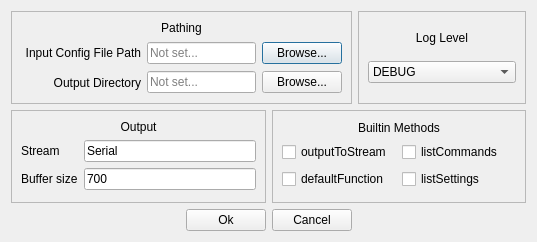
Qt form tools/cli_gen_tool_ui_files/preferencesDialog.ui (dstroy0/InputHandler) before a commit.
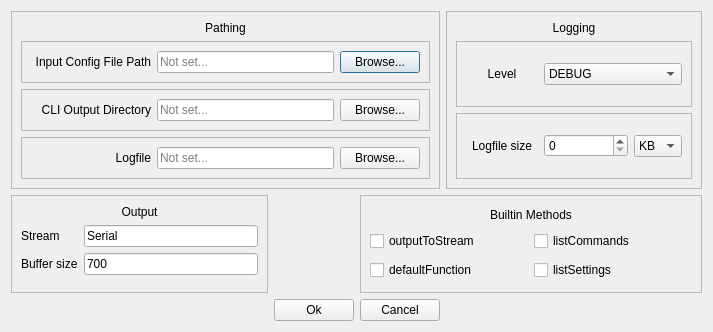
The same form after that commit.

```diff
--- a/tools/cli_gen_tool_ui_files/preferencesDialog.ui
+++ b/tools/cli_gen_tool_ui_files/preferencesDialog.ui
@@ -6,8 +6,8 @@
    <rect>
     <x>0</x>
     <y>0</y>
-    <width>537</width>
-    <height>242</height>
+    <width>713</width>
+    <height>332</height>
    </rect>
   </property>
   <property name="sizePolicy">
@@ -25,7 +25,7 @@
   <property name="windowTitle">
    <string>Preferences</string>
   </property>
-  <layout class="QGridLayout" name="gridLayout_3">
+  <layout class="QGridLayout" name="gridLayout">
    <item row="0" column="0" colspan="3">
     <widget class="QFrame" name="frame_4">
      <property name="sizePolicy">
@@ -40,116 +40,8 @@
      <property name="frameShadow">
       <enum>QFrame::Raised</enum>
      </property>
-     <layout class="QGridLayout" name="gridLayout">
-      <item row="1" column="0">
-       <widget class="QLabel" name="label">
-        <property name="sizePolicy">
-         <sizepolicy hsizetype="Expanding" vsizetype="Expanding">
-          <horstretch>0</horstretch>
-          <verstretch>0</verstretch>
-         </sizepolicy>
-        </property>
-        <property name="minimumSize">
-         <size>
-          <width>120</width>
-          <height>0</height>
-         </size>
-        </property>
-        <property name="maximumSize">
-         <size>
-          <width>120</width>
-          <height>25</height>
-         </size>
-        </property>
-        <property name="text">
-         <string>Input Config File Path</string>
-        </property>
-        <property name="alignment">
-         <set>Qt::AlignRight|Qt::AlignTrailing|Qt::AlignVCenter</set>
-        </property>
-       </widget>
-      </item>
-      <item row="2" column="1">
-       <widget class="QLineEdit" name="output_path_input">
-        <property name="sizePolicy">
-         <sizepolicy hsizetype="MinimumExpanding" vsizetype="Fixed">
-          <horstretch>0</horstretch>
-          <verstretch>0</verstretch>
-         </sizepolicy>
-        </property>
-        <property name="minimumSize">
-         <size>
-          <width>0</width>
-          <height>0</height>
-         </size>
-        </property>
-        <property name="readOnly">
-         <bool>true</bool>
-        </property>
-        <property name="placeholderText">
-         <string>Not set...</string>
-        </property>
-       </widget>
-      </item>
-      <item row="2" column="0">
-       <widget class="QLabel" name="label_6">
-        <property name="sizePolicy">
-         <sizepolicy hsizetype="Expanding" vsizetype="Expanding">
-          <horstretch>0</horstretch>
-          <verstretch>0</verstretch>
-         </sizepolicy>
-        </property>
-        <property name="minimumSize">
-         <size>
-          <width>120</width>
-          <height>0</height>
-         </size>
-        </property>
-        <property name="maximumSize">
-         <size>
-          <width>120</width>
-          <height>25</height>
-         </size>
-        </property>
-        <property name="text">
-         <string>Output Directory</string>
-        </property>
-        <property name="alignment">
-         <set>Qt::AlignRight|Qt::AlignTrailing|Qt::AlignVCenter</set>
-        </property>
-       </widget>
-      </item>
-      <item row="1" column="1">
-       <widget class="QLineEdit" name="config_path_input">
-        <property name="sizePolicy">
-         <sizepolicy hsizetype="MinimumExpanding" vsizetype="Fixed">
-          <horstretch>0</horstretch>
-          <verstretch>0</verstretch>
-         </sizepolicy>
-        </property>
-        <property name="readOnly">
-         <bool>true</bool>
-        </property>
-        <property name="placeholderText">
-         <string>Not set...</string>
-        </property>
-       </widget>
-      </item>
-      <item row="1" column="2">
-       <widget class="QPushButton" name="browse_for_config">
-        <property name="text">
-         <string>Browse...</string>
-        </property>
-       </widget>
-      </item>
-      <item row="2" column="2">
-       <widget class="QPushButton" name="browse_for_output_dir">
-        <property name="text">
-         <string>Browse...</string>
-        </property>
-       </widget>
-      </item>
-      <item row="0" column="0" colspan="3">
+     <layout class="QVBoxLayout" name="verticalLayout_2">
+      <item>
        <widget class="QLabel" name="label_12">
         <property name="sizePolicy">
          <sizepolicy hsizetype="Expanding" vsizetype="Fixed">
@@ -165,46 +57,396 @@
         </property>
        </widget>
       </item>
+      <item>
+       <widget class="QFrame" name="frame_9">
+        <property name="frameShape">
+         <enum>QFrame::StyledPanel</enum>
+        </property>
+        <property name="frameShadow">
+         <enum>QFrame::Raised</enum>
+        </property>
+        <layout class="QHBoxLayout" name="horizontalLayout_4">
+         <item>
+          <widget class="QLabel" name="label">
+           <property name="sizePolicy">
+            <sizepolicy hsizetype="Expanding" vsizetype="Expanding">
+             <horstretch>0</horstretch>
+             <verstretch>0</verstretch>
+            </sizepolicy>
+           </property>
+           <property name="minimumSize">
+            <size>
+             <width>120</width>
+             <height>0</height>
+            </size>
+           </property>
+           <property name="maximumSize">
+            <size>
+             <width>120</width>
+             <height>25</height>
+            </size>
+           </property>
+           <property name="text">
+            <string>Input Config File Path</string>
+           </property>
+           <property name="alignment">
+            <set>Qt::AlignRight|Qt::AlignTrailing|Qt::AlignVCenter</set>
+           </property>
+          </widget>
+         </item>
+         <item>
+          <widget class="QLineEdit" name="config_path_input">
+           <property name="sizePolicy">
+            <sizepolicy hsizetype="MinimumExpanding" vsizetype="Fixed">
+             <horstretch>0</horstretch>
+             <verstretch>0</verstretch>
+            </sizepolicy>
+           </property>
+           <property name="readOnly">
+            <bool>true</bool>
+           </property>
+           <property name="placeholderText">
+            <string>Not set...</string>
+           </property>
+          </widget>
+         </item>
+         <item>
+          <widget class="QPushButton" name="browse_for_config">
+           <property name="text">
+            <string>Browse...</string>
+           </property>
+          </widget>
+         </item>
+        </layout>
+       </widget>
+      </item>
+      <item>
+       <widget class="QFrame" name="frame_10">
+        <property name="frameShape">
+         <enum>QFrame::StyledPanel</enum>
+        </property>
+        <property name="frameShadow">
+         <enum>QFrame::Raised</enum>
+        </property>
+        <layout class="QHBoxLayout" name="horizontalLayout_5">
+         <item>
+          <widget class="QLabel" name="label_6">
+           <property name="sizePolicy">
+            <sizepolicy hsizetype="Expanding" vsizetype="Expanding">
+             <horstretch>0</horstretch>
+             <verstretch>0</verstretch>
+            </sizepolicy>
+           </property>
+           <property name="minimumSize">
+            <size>
+             <width>120</width>
+             <height>0</height>
+            </size>
+           </property>
+           <property name="maximumSize">
+            <size>
+             <width>120</width>
+             <height>25</height>
+            </size>
+           </property>
+           <property name="text">
+            <string>CLI Output Directory</string>
+           </property>
+           <property name="alignment">
+            <set>Qt::AlignRight|Qt::AlignTrailing|Qt::AlignVCenter</set>
+           </property>
+          </widget>
+         </item>
+         <item>
+          <widget class="QLineEdit" name="output_path_input">
+           <property name="sizePolicy">
+            <sizepolicy hsizetype="MinimumExpanding" vsizetype="Fixed">
+             <horstretch>0</horstretch>
+             <verstretch>0</verstretch>
+            </sizepolicy>
+           </property>
+           <property name="minimumSize">
+            <size>
+             <width>0</width>
+             <height>0</height>
+            </size>
+           </property>
+           <property name="readOnly">
+            <bool>true</bool>
+           </property>
+           <property name="placeholderText">
+            <string>Not set...</string>
+           </property>
+          </widget>
+         </item>
+         <item>
+          <widget class="QPushButton" name="browse_for_output_dir">
+           <property name="text">
+            <string>Browse...</string>
+           </property>
+          </widget>
+         </item>
+        </layout>
+       </widget>
+      </item>
+      <item>
+       <widget class="QFrame" name="frame_11">
+        <property name="frameShape">
+         <enum>QFrame::StyledPanel</enum>
+        </property>
+        <property name="frameShadow">
+         <enum>QFrame::Raised</enum>
+        </property>
+        <layout class="QHBoxLayout" name="horizontalLayout_6">
+         <item>
+          <widget class="QLabel" name="label_16">
+           <property name="sizePolicy">
+            <sizepolicy hsizetype="Expanding" vsizetype="Expanding">
+             <horstretch>0</horstretch>
+             <verstretch>0</verstretch>
+            </sizepolicy>
+           </property>
+           <property name="minimumSize">
+            <size>
+             <width>120</width>
+             <height>0</height>
+            </size>
+           </property>
+           <property name="maximumSize">
+            <size>
+             <width>120</width>
+             <height>25</height>
+            </size>
+           </property>
+           <property name="text">
+            <string>Logfile</string>
+           </property>
+           <property name="alignment">
+            <set>Qt::AlignRight|Qt::AlignTrailing|Qt::AlignVCenter</set>
+           </property>
+          </widget>
+         </item>
+         <item>
+          <widget class="QLineEdit" name="logfile_path_input">
+           <property name="sizePolicy">
+            <sizepolicy hsizetype="MinimumExpanding" vsizetype="Fixed">
+             <horstretch>0</horstretch>
+             <verstretch>0</verstretch>
+            </sizepolicy>
+           </property>
+           <property name="minimumSize">
+            <size>
+             <width>0</width>
+             <height>0</height>
+            </size>
+           </property>
+           <property name="readOnly">
+            <bool>true</bool>
+           </property>
+           <property name="placeholderText">
+            <string>Not set...</string>
+           </property>
+          </widget>
+         </item>
+         <item>
+          <widget class="QPushButton" name="browse_for_logfile_dir">
+           <property name="text">
+            <string>Browse...</string>
+           </property>
+          </widget>
+         </item>
+        </layout>
+       </widget>
+      </item>
      </layout>
     </widget>
    </item>
-   <item row="2" column="2">
-    <widget class="QPushButton" name="cancel">
-     <property name="text">
-      <string>Cancel</string>
-     </property>
-    </widget>
-   </item>
-   <item row="2" column="3">
-    <widget class="QFrame" name="frame_6">
+   <item row="0" column="3">
+    <widget class="QFrame" name="frame_3">
      <property name="sizePolicy">
-      <sizepolicy hsizetype="Expanding" vsizetype="Fixed">
+      <sizepolicy hsizetype="Expanding" vsizetype="Expanding">
        <horstretch>0</horstretch>
        <verstretch>0</verstretch>
       </sizepolicy>
      </property>
      <property name="minimumSize">
       <size>
-       <width>120</width>
-       <height>20</height>
+       <width>150</width>
+       <height>0</height>
       </size>
      </property>
      <property name="frameShape">
-      <enum>QFrame::NoFrame</enum>
+      <enum>QFrame::StyledPanel</enum>
      </property>
      <property name="frameShadow">
-      <enum>QFrame::Plain</enum>
+      <enum>QFrame::Raised</enum>
      </property>
+     <layout class="QVBoxLayout" name="verticalLayout">
+      <item>
+       <widget class="QLabel" name="label_11">
+        <property name="sizePolicy">
+         <sizepolicy hsizetype="Expanding" vsizetype="Fixed">
+          <horstretch>0</horstretch>
+          <verstretch>0</verstretch>
+         </sizepolicy>
+        </property>
+        <property name="text">
+         <string>Logging</string>
+        </property>
+        <property name="alignment">
+         <set>Qt::AlignCenter</set>
+        </property>
+       </widget>
+      </item>
+      <item>
+       <widget class="QFrame" name="frame_7">
+        <property name="frameShape">
+         <enum>QFrame::StyledPanel</enum>
+        </property>
+        <property name="frameShadow">
+         <enum>QFrame::Raised</enum>
+        </property>
+        <layout class="QHBoxLayout" name="horizontalLayout">
+         <item>
+          <widget class="QLabel" name="label_13">
+           <property name="sizePolicy">
+            <sizepolicy hsizetype="Minimum" vsizetype="Fixed">
+             <horstretch>0</horstretch>
+             <verstretch>0</verstretch>
+            </sizepolicy>
+           </property>
+           <property name="maximumSize">
+            <size>
+             <width>72</width>
+             <height>16777215</height>
+            </size>
+           </property>
+           <property name="text">
+            <string>Level</string>
+           </property>
+           <property name="alignment">
+            <set>Qt::AlignCenter</set>
+           </property>
+          </widget>
+         </item>
+         <item>
+          <widget class="QComboBox" name="logLevelComboBox">
+           <property name="currentText">
+            <string>DEBUG</string>
+           </property>
+           <property name="currentIndex">
+            <number>0</number>
+           </property>
+           <item>
+            <property name="text">
+             <string comment="10">DEBUG</string>
+            </property>
+           </item>
+           <item>
+            <property name="text">
+             <string comment="20">INFO</string>
+            </property>
+           </item>
+           <item>
+            <property name="text">
+             <string comment="30">WARNING</string>
+            </property>
+           </item>
+           <item>
+            <property name="text">
+             <string comment="40">ERROR</string>
+            </property>
+           </item>
+           <item>
+            <property name="text">
+             <string comment="50">CRITICAL</string>
+            </property>
+           </item>
+          </widget>
+         </item>
+        </layout>
+       </widget>
+      </item>
+      <item>
+       <widget class="QFrame" name="frame_8">
+        <property name="frameShape">
+         <enum>QFrame::StyledPanel</enum>
+        </property>
+        <property name="frameShadow">
+         <enum>QFrame::Raised</enum>
+        </property>
+        <layout class="QHBoxLayout" name="horizontalLayout_3">
+         <item>
+          <widget class="QLabel" name="label_14">
+           <property name="sizePolicy">
+            <sizepolicy hsizetype="Minimum" vsizetype="Fixed">
+             <horstretch>0</horstretch>
+             <verstretch>0</verstretch>
+            </sizepolicy>
+           </property>
+           <property name="minimumSize">
+            <size>
+             <width>72</width>
+             <height>0</height>
+            </size>
+           </property>
+           <property name="text">
+            <string>Logfile size</string>
+           </property>
+           <property name="alignment">
+            <set>Qt::AlignCenter</set>
+           </property>
+          </widget>
+         </item>
+         <item>
+          <widget class="QSpinBox" name="log_size_spinbox">
+           <property name="sizePolicy">
+            <sizepolicy hsizetype="Expanding" vsizetype="Fixed">
+             <horstretch>0</horstretch>
+             <verstretch>0</verstretch>
+            </sizepolicy>
+           </property>
+          </widget>
+         </item>
+         <item>
+          <widget class="QComboBox" name="log_size_combobox">
+           <property name="sizePolicy">
+            <sizepolicy hsizetype="Minimum" vsizetype="Fixed">
+             <horstretch>0</horstretch>
+             <verstretch>0</verstretch>
+            </sizepolicy>
+           </property>
+           <property name="maximumSize">
+            <size>
+             <width>50</width>
+             <height>16777215</height>
+            </size>
+           </property>
+           <property name="currentText">
+            <string>KB</string>
+           </property>
+           <property name="currentIndex">
+            <number>0</number>
+           </property>
+           <item>
+            <property name="text">
+             <string>KB</string>
+            </property>
+           </item>
+           <item>
+            <property name="text">
+             <string>MB</string>
+            </property>
+           </item>
+          </widget>
+         </item>
+        </layout>
+       </widget>
+      </item>
+     </layout>
     </widget>
    </item>
-   <item row="2" column="1">
-    <widget class="QPushButton" name="ok">
-     <property name="text">
-      <string>Ok</string>
-     </property>
-    </widget>
-   </item>
-   <item row="1" column="0" colspan="2">
+   <item row="1" column="0">
     <widget class="QFrame" name="frame_2">
      <property name="sizePolicy">
       <sizepolicy hsizetype="Expanding" vsizetype="Expanding">
@@ -362,79 +604,40 @@
      </property>
     </widget>
    </item>
-   <item row="0" column="3">
-    <widget class="QFrame" name="frame_3">
+   <item row="2" column="1">
+    <widget class="QPushButton" name="ok">
+     <property name="text">
+      <string>Ok</string>
+     </property>
+    </widget>
+   </item>
+   <item row="2" column="2">
+    <widget class="QPushButton" name="cancel">
+     <property name="text">
+      <string>Cancel</string>
+     </property>
+    </widget>
+   </item>
+   <item row="2" column="3">
+    <widget class="QFrame" name="frame_6">
      <property name="sizePolicy">
-      <sizepolicy hsizetype="Expanding" vsizetype="Expanding">
+      <sizepolicy hsizetype="Expanding" vsizetype="Fixed">
        <horstretch>0</horstretch>
        <verstretch>0</verstretch>
       </sizepolicy>
      </property>
      <property name="minimumSize">
       <size>
-       <width>150</width>
-       <height>0</height>
+       <width>120</width>
+       <height>20</height>
       </size>
      </property>
      <property name="frameShape">
-      <enum>QFrame::StyledPanel</enum>
+      <enum>QFrame::NoFrame</enum>
      </property>
      <property name="frameShadow">
-      <enum>QFrame::Raised</enum>
+      <enum>QFrame::Plain</enum>
      </property>
-     <layout class="QVBoxLayout" name="verticalLayout">
-      <item>
-       <widget class="QLabel" name="label_11">
-        <property name="sizePolicy">
-         <sizepolicy hsizetype="Expanding" vsizetype="Fixed">
-          <horstretch>0</horstretch>
-          <verstretch>0</verstretch>
-         </sizepolicy>
-        </property>
-        <property name="text">
-         <string>Log Level</string>
-        </property>
-        <property name="alignment">
-         <set>Qt::AlignCenter</set>
-        </property>
-       </widget>
-      </item>
-      <item>
-       <widget class="QComboBox" name="logLevelComboBox">
-        <property name="currentText">
-         <string>DEBUG</string>
-        </property>
-        <property name="currentIndex">
-         <number>0</number>
-        </property>
-        <item>
-         <property name="text">
-          <string comment="10">DEBUG</string>
-         </property>
-        </item>
-        <item>
-         <property name="text">
-          <string comment="20">INFO</string>
-         </property>
-        </item>
-        <item>
-         <property name="text">
-          <string comment="30">WARNING</string>
-         </property>
-        </item>
-        <item>
-         <property name="text">
-          <string comment="40">ERROR</string>
-         </property>
-        </item>
-        <item>
-         <property name="text">
-          <string comment="50">CRITICAL</string>
-         </property>
-        </item>
-       </widget>
-      </item>
-     </layout>
     </widget>
    </item>
   </layout>
```
